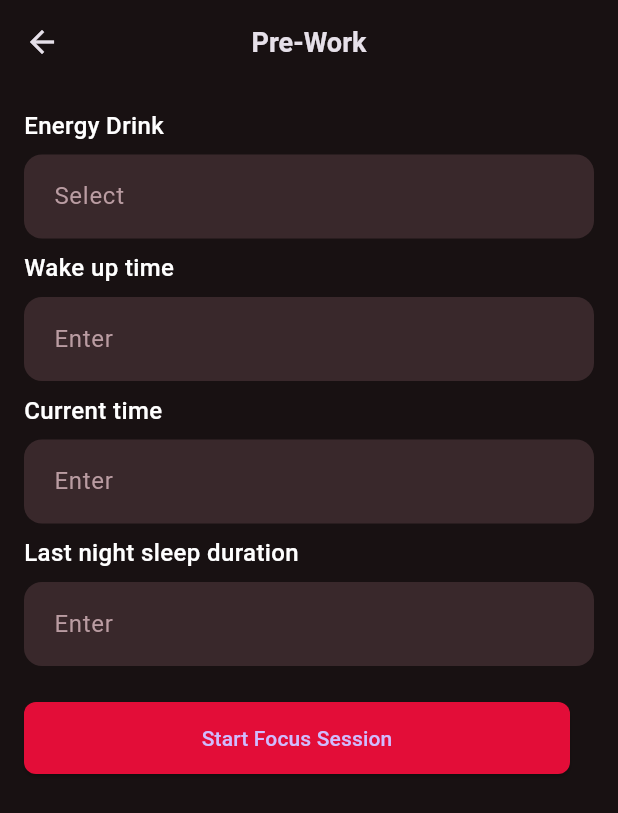
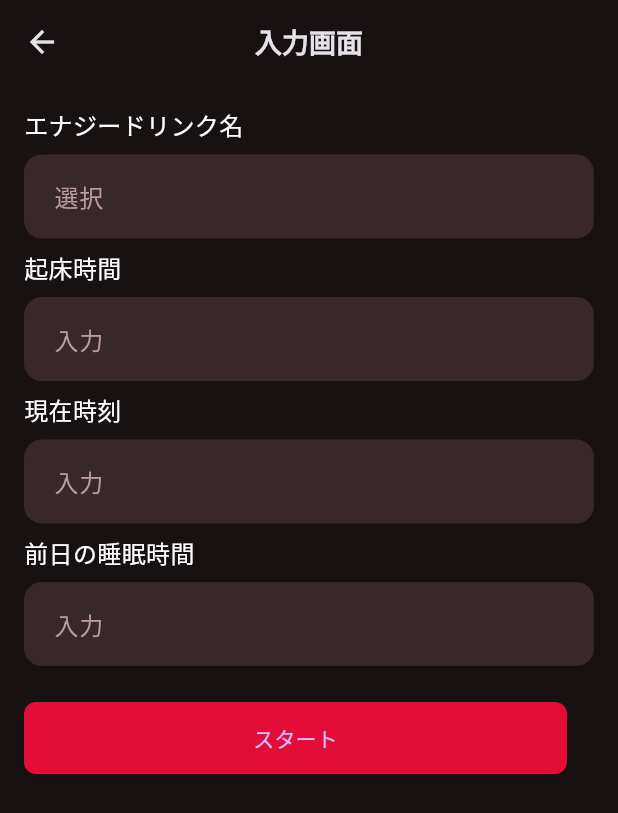
Before and after one commit to jphacks/os_2406, a Flutter app: the PreWorkScreen screen opened directly, on a phone screen of 412 x 824 dp. Shown: the top 813 px of the screen. Run offline on Flutter 3.47's test engine with Material 3 defaults, Android fonts, the phone set to English and light mode, and no system bars; our stand-ins replace syncfusion_flutter_charts.

Commit message:
Convert English to Japanese to English on input screen

```diff
--- a/flutter_application/lib/backend/data/test.csv
+++ b/flutter_application/lib/backend/data/test.csv
@@ -15,3 +15,6 @@ Hello,Taiki Nonaka,333333333333333333333333333333,,1,3
 >>>>>>> 0fe64f46672768e697406f55b52927f182d77bc5
 ,,,,3,2
 ,,,,1,3
+,,,,2,1
+,,,,2,3
+,,,,3,2
--- a/flutter_application/lib/src/input_before.dart
+++ b/flutter_application/lib/src/input_before.dart
@@ -36,7 +36,7 @@ class _PreWorkScreenState extends State<PreWorkScreen> {
       appBar: AppBar(
         backgroundColor: const Color(0xFF181112),
         title: const Text(
-          'Pre-Work',
+          '入力画面',
           style: TextStyle(fontSize: 18, fontWeight: FontWeight.bold),
         ),
         centerTitle: true,
@@ -49,7 +49,7 @@ class _PreWorkScreenState extends State<PreWorkScreen> {
             const SizedBox(height: 16),
             // Energy Drink TextField
             const Text(
-              'Energy Drink',
+              'エナジードリンク名',
               style: TextStyle(color: Colors.white, fontSize: 16, fontWeight: FontWeight.w500),
             ),
             const SizedBox(height: 8),
@@ -60,7 +60,7 @@ class _PreWorkScreenState extends State<PreWorkScreen> {
                 });
               },
               decoration: InputDecoration(
-                hintText: 'Select',
+                hintText: '選択',
                 hintStyle: const TextStyle(color: Color(0xFFBA9CA2)),
                 filled: true,
                 fillColor: const Color(0xFF39282B),
@@ -75,7 +75,7 @@ class _PreWorkScreenState extends State<PreWorkScreen> {
             const SizedBox(height: 8),
             // Wake up time TextField
             const Text(
-              'Wake up time',
+              '起床時間',
               style: TextStyle(color: Colors.white, fontSize: 16, fontWeight: FontWeight.w500),
             ),
             const SizedBox(height: 8),
@@ -86,7 +86,7 @@ class _PreWorkScreenState extends State<PreWorkScreen> {
                 });
               },
               decoration: InputDecoration(
-                hintText: 'Enter',
+                hintText: '入力',
                 hintStyle: const TextStyle(color: Color(0xFFBA9CA2)),
                 filled: true,
                 fillColor: const Color(0xFF39282B),
@@ -101,7 +101,7 @@ class _PreWorkScreenState extends State<PreWorkScreen> {
             const SizedBox(height: 8),
             // Current time TextField
             const Text(
-              'Current time',
+              '現在時刻',
               style: TextStyle(color: Colors.white, fontSize: 16, fontWeight: FontWeight.w500),
             ),
             const SizedBox(height: 8),
@@ -112,7 +112,7 @@ class _PreWorkScreenState extends State<PreWorkScreen> {
                 });
               },
               decoration: InputDecoration(
-                hintText: 'Enter',
+                hintText: '入力',
                 hintStyle: const TextStyle(color: Color(0xFFBA9CA2)),
                 filled: true,
                 fillColor: const Color(0xFF39282B),
@@ -127,7 +127,7 @@ class _PreWorkScreenState extends State<PreWorkScreen> {
             const SizedBox(height: 8),
             // Last night sleep duration TextField
             const Text(
-              'Last night sleep duration',
+              '前日の睡眠時間',
               style: TextStyle(color: Colors.white, fontSize: 16, fontWeight: FontWeight.w500),
             ),
             const SizedBox(height: 8),
@@ -138,7 +138,7 @@ class _PreWorkScreenState extends State<PreWorkScreen> {
                 });
               },
               decoration: InputDecoration(
-                hintText: 'Enter',
+                hintText: '入力',
                 hintStyle: const TextStyle(color: Color(0xFFBA9CA2)),
                 filled: true,
                 fillColor: const Color(0xFF39282B),
@@ -177,10 +177,10 @@ class _PreWorkScreenState extends State<PreWorkScreen> {
                         MaterialPageRoute(builder: (context) => FocusScreen(data: inputData)),
                       );
                     },
-                    child: const Text('Start Focus Session'),
+                    child: const Text('スタート'),
                   ),
                 ),
-                const SizedBox(width: 16),
+                const SizedBox(width: 18),
               ],
             ),
           ],
```
